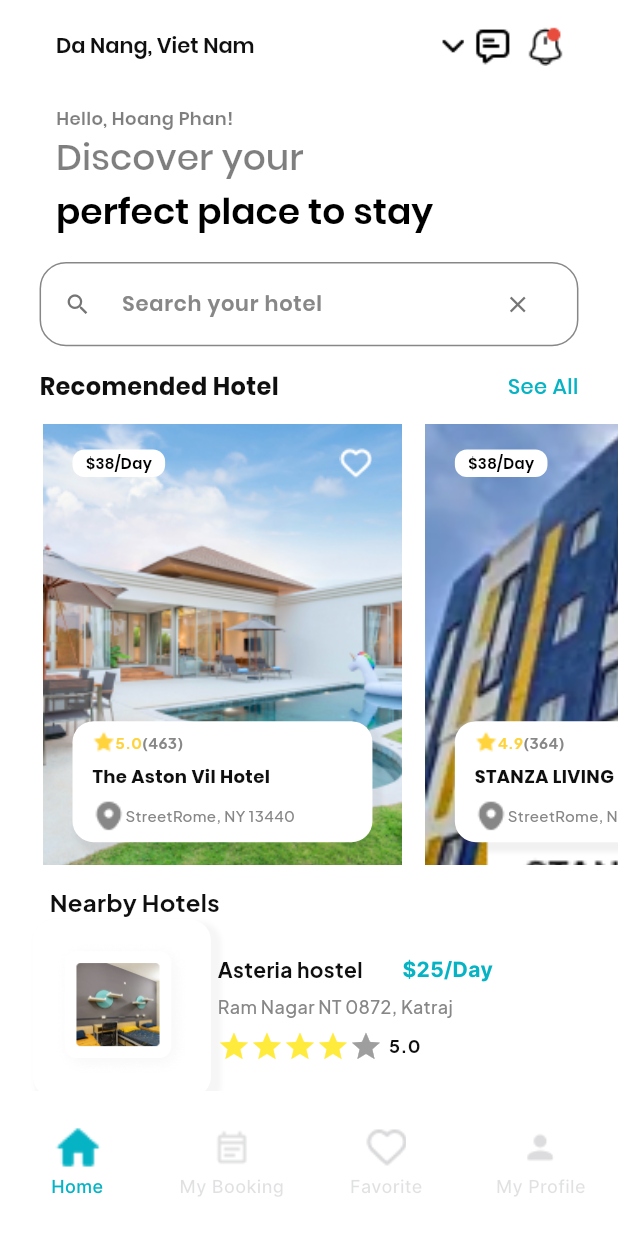
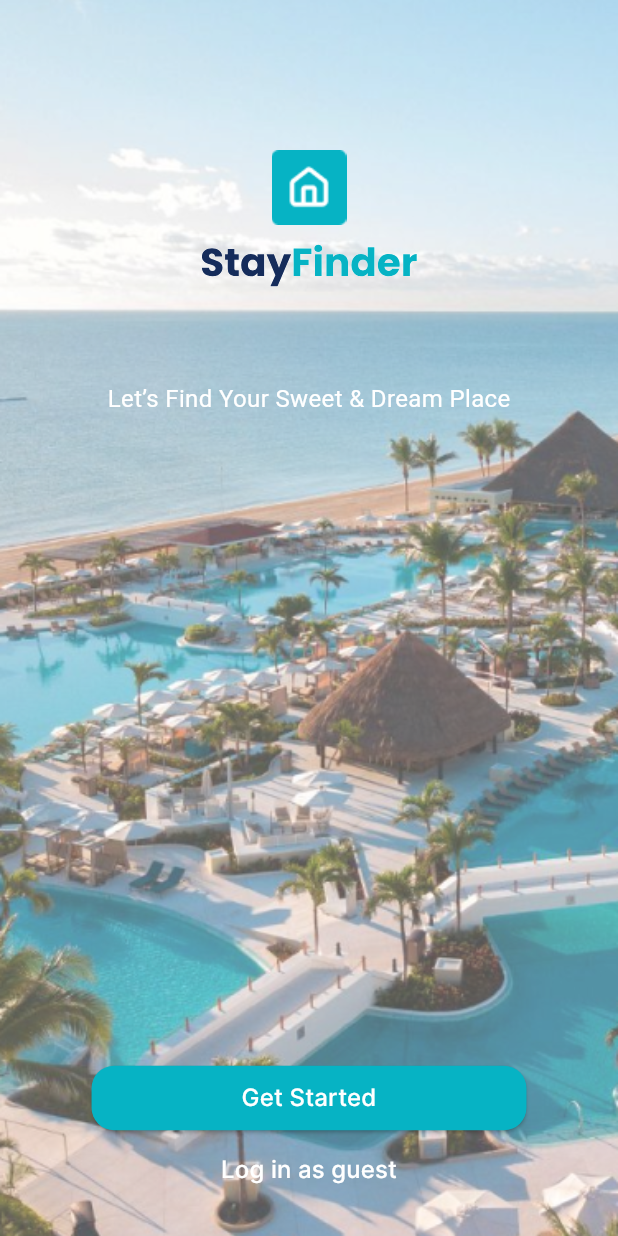
Before and after one commit to CoderGaming-1/hotelsbooking, a Flutter app: the screen it shows after launch, on a phone screen of 412 x 824 dp. Run offline on Flutter 3.47's test engine with Material 3 defaults, Android fonts, the light colour scheme and no system bars; drawn by our look-alikes of flutter_rating_bar; our stand-ins replace bloc, cached_network_image, connectivity_plus, equatable, flutter_bloc, flutter_svg and 1 more.

Commit message:
on boarding, sign in, sign up screen

```diff
--- /dev/null
+++ b/devtools_options.yaml
@@ -0,0 +1,3 @@
+description: This file stores settings for Dart & Flutter DevTools.
+documentation: https://docs.flutter.dev/tools/devtools/extensions#configure-extension-enablement-states
+extensions:
--- a/lib/core/utils/image_constant.dart
+++ b/lib/core/utils/image_constant.dart
@@ -20,4 +20,7 @@ static String imgAntDesignStarFilled = '$imagePath/img_ant_design_star_filled.pn
   static String imgNavFavorite = '$imagePath/img_nav_favorite.png';
   static String imgNavMyProfile = '$imagePath/img_nav_my_profile.png';
 static String imageNotFound = 'assets/images/image_not_found.PNG';
+// On Boarding Images
+  static String imageLogo = '$imagePath/logo.png';
+  static String imgBackgroundOnBoarding = '$imagePath/onboarding_background.png';
 }
--- a/lib/localization/en_us/en_us_translations.dart
+++ b/lib/localization/en_us/en_us_translations.dart
@@ -27,4 +27,8 @@ final Map<String, String> enUs = {
 // Network Error String
   "msg_network_err": "Network Error",
   "msg_something_went_wrong": "Something Went Wrong!",
+  // On boarding Screen
+  "msg_onboarding" : "Let’s Find Your Sweet & Dream Place",
+  "lbl_get_started" : "Get Started",
+  "lbl_log_in_as_guest" : "Log in as guest",
 };
--- /dev/null
+++ b/lib/presentation/on_boarding_screen/on_boarding_screen.dart
@@ -0,0 +1,78 @@
+import 'package:flutter/material.dart';
+import 'package:flutter_svg/flutter_svg.dart';
+import 'package:hotelsbooking/core/app_export.dart';
+import 'package:hotelsbooking/presentation/home_one_screen/home_one_screen.dart';
+import 'package:hotelsbooking/presentation/sign_in_screen/sign_in_screen.dart';
+
+class OnboardingScreen extends StatelessWidget{
+  const OnboardingScreen ({super.key});
+
+  @override
+  Widget build(BuildContext context) {
+    return Scaffold(
+      body: Container(
+        width: double.infinity,
+        height: double.infinity,
+        decoration: BoxDecoration(
+          image: DecorationImage(
+              image: AssetImage(ImageConstant.imgBackgroundOnBoarding),
+              fit: BoxFit.cover
+          ),
+
+        ),
+        child: Column(
+          mainAxisAlignment: MainAxisAlignment.spaceBetween,
+          children: [
+            Column(
+              children: [
+                const SizedBox(height: 100,),
+                Image (image:AssetImage(ImageConstant.imageLogo),),
+                const SizedBox(height: 5,),
+                SvgPicture.asset("assets/images/onboarding_name_app.svg"),
+                const SizedBox(height: 60,),
+                Text("msg_onboarding".tr,
+                  style: TextStyle(
+                      color: Colors.white,
+                      fontSize: 16
+                  ),),
+              ],
+            ),
+            Column(
+              children: [
+                ElevatedButton(
+                  style: ElevatedButton.styleFrom(
+                      padding:const EdgeInsets.symmetric(horizontal: 100, vertical: 10),
+                      backgroundColor: const Color(0xFF06B3C4),
+                      shape: RoundedRectangleBorder(
+                          borderRadius: BorderRadius.circular(15)
+                      )
+                  ),
+                  onPressed: (){
+                    Navigator.of(context).push(MaterialPageRoute(builder: (ctx) => SignInScreen(),),);
+                  },
+                  child: Text("lbl_get_started".tr, style:  TextStyle(color: Colors.white, fontSize: 16)),
+
+                ),
+                TextButton(
+                  onPressed: (){
+                    Navigator.of(context).push(MaterialPageRoute(builder: (ctx) => HomeOneScreen(),),);
+                  },
+                  style: TextButton.styleFrom(
+                    foregroundColor: Colors.transparent, // Fully transparent foreground
+                    overlayColor: Colors.transparent,
+                  ),
+                  child: Text(
+                    "lbl_log_in_as_guest".tr,
+                    style: TextStyle(color: Colors.white, fontSize: 16),
+                  ),
+                ),
+                const SizedBox(height: 20,),
+              ],
+            ),
+          ],
+        ),
+      ),
+    );
+  }
+
+}
--- /dev/null
+++ b/lib/presentation/sign_in_screen/bloc/sign_in_event.dart
@@ -0,0 +1,3 @@
+class SignInEvent {}
+
+class SignInStarted extends SignInEvent{}
--- a/lib/routes/app_routes.dart
+++ b/lib/routes/app_routes.dart
@@ -1,16 +1,19 @@
 import 'package:flutter/material.dart';
 import 'package:hotelsbooking/presentation/home_one_screen/home_one_screen.dart';
 import 'package:hotelsbooking/presentation/mybooking_screen/mybooking_screen.dart';
+import 'package:hotelsbooking/presentation/on_boarding_screen/on_boarding_screen.dart';
 
 
 class AppRoutes {
+  static const String onBoardingScreen = '/on_boarding_screen';
   static const String homeOneScreen = '/home_one_screen';
   static const String homeOneInitialPage = '/home_one_initial_page';
   static const String mybookingScreen = '/mybooking_screen';
   static const String initialRoute = '/initialRoute';
   static Map<String, WidgetBuilder> get routes => {
+    onBoardingScreen: (context) => OnboardingScreen(),
     homeOneScreen: HomeOneScreen.builder,
     // mybookingScreen: MyBookingScreen.builder,
-    initialRoute: HomeOneScreen.builder,
+    initialRoute: (context) => OnboardingScreen(),
   };
 }
```
Also changed, not shown: lib/presentation/notification_screen/notification_screen.dart (added, +27 -0 lines), lib/presentation/sign_in_screen/bloc/sign_in_bloc.dart (added, +14 -0 lines), lib/presentation/sign_in_screen/bloc/sign_in_state.dart (added, +9 -0 lines), lib/presentation/sign_in_screen/sign_in_screen.dart (added, +168 -0 lines), lib/presentation/sign_up_screen/sign_up_screen.dart (added, +183 -0 lines), assets/images/logo.png (added), assets/images/onboarding_background.png (added), assets/images/onboarding_name_app.svg (added).
